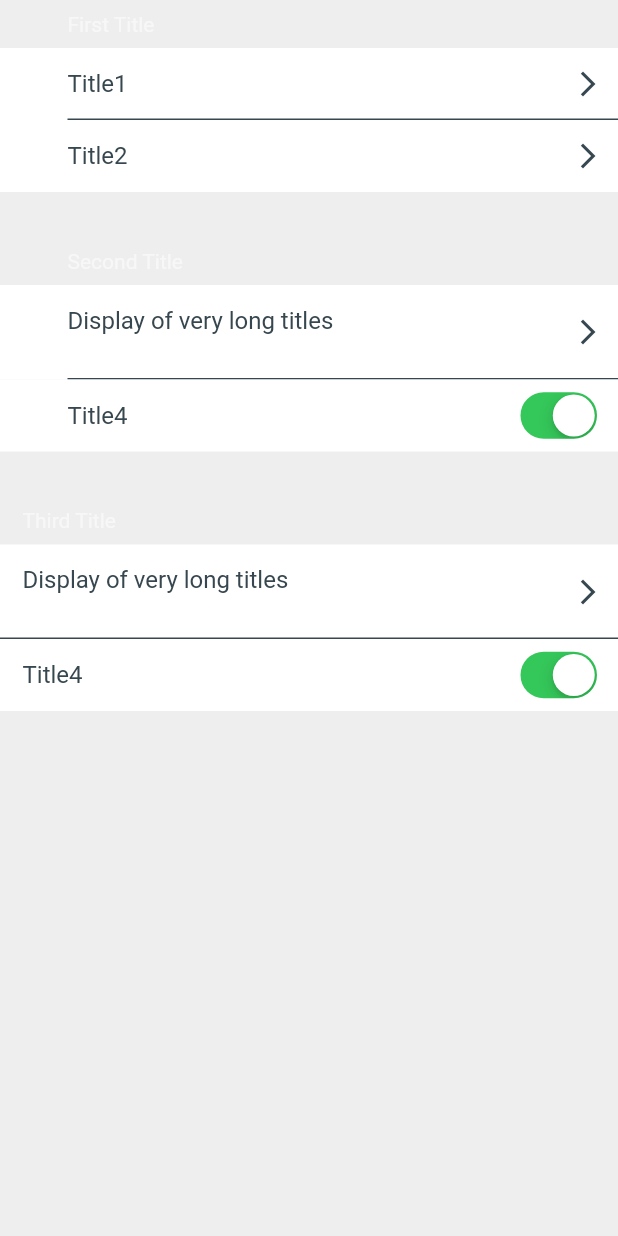
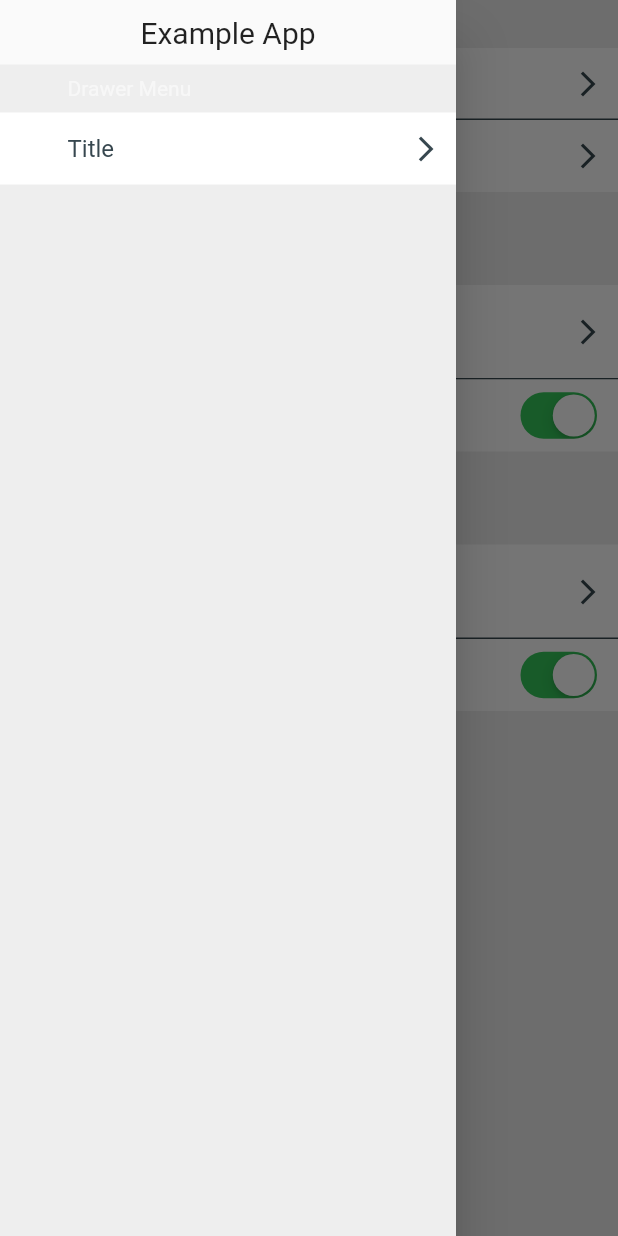
Before and after one commit to naoki0719/flutter_menu_list, a Flutter app: the screen it shows after launch, with the side drawer open (before the commit the screen has no drawer), on a phone screen of 412 x 824 dp. Run offline on Flutter 3.47's test engine with Material 2 defaults, Android fonts, the phone set to English and light mode, and no system bars.

Commit message:
Fixed to work with Column.

```diff
--- a/example/lib/main.dart
+++ b/example/lib/main.dart
@@ -24,6 +24,37 @@ class Example extends StatelessWidget {
   @override
   Widget build(BuildContext context) {
     return Scaffold(
+      drawer: Drawer(
+        child: SafeArea(
+          child: Column(
+            children: [
+              Container(
+                padding: const EdgeInsets.all(10),
+                child: const Text(
+                  'Example App',
+                  style: TextStyle(
+                    fontSize: 20,
+                  ),
+                ),
+              ),
+              const Expanded(
+                child: MenuListContainer(
+                  sections: [
+                    MenuListSection(
+                      title: MenuListSectionTitle(title: 'Drawer Menu'),
+                      menus: [
+                        MenuListContent(
+                          title: Text('Title'),
+                        ),
+                      ],
+                    )
+                  ],
+                ),
+              ),
+            ],
+          ),
+        ),
+      ),
       body: MenuListContainer(
         sections: [
           MenuListSection(
--- a/lib/widgets/menu_list_container.dart
+++ b/lib/widgets/menu_list_container.dart
@@ -34,6 +34,7 @@ class MenuListContainer extends StatelessWidget {
         color: themeData.backgroundColor,
         height: double.infinity,
         child: ListView.separated(
+          shrinkWrap: true,
           itemBuilder: (context, index) => sections[index],
           separatorBuilder: (context, index) => SizedBox(
             height: sectionSpace,
```
